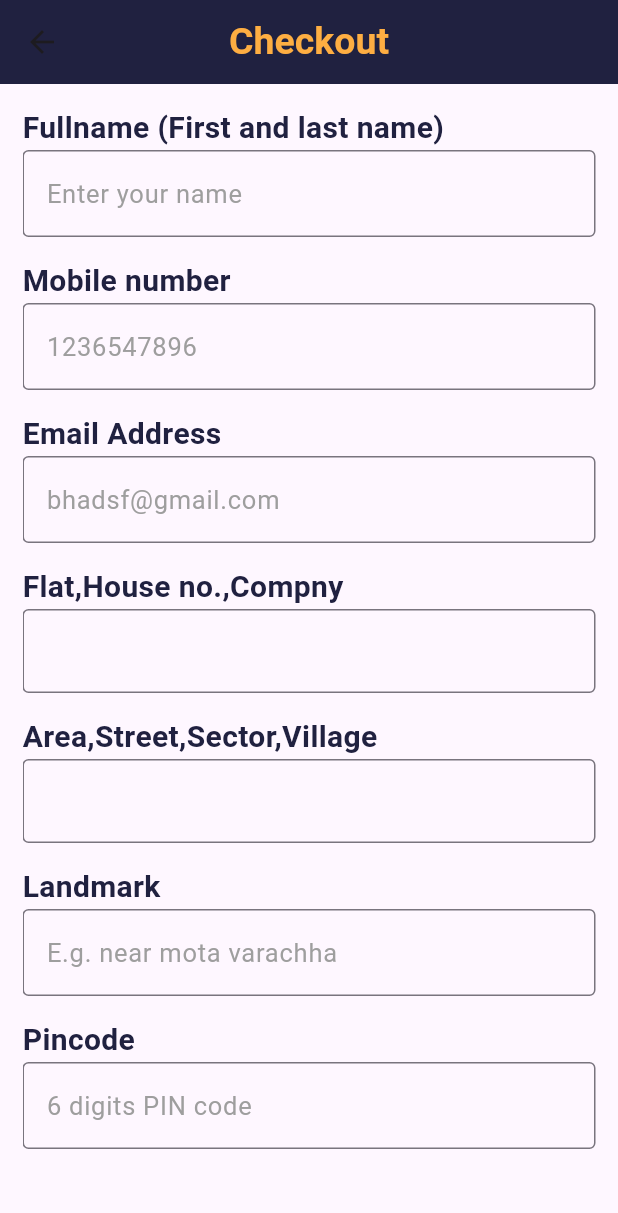
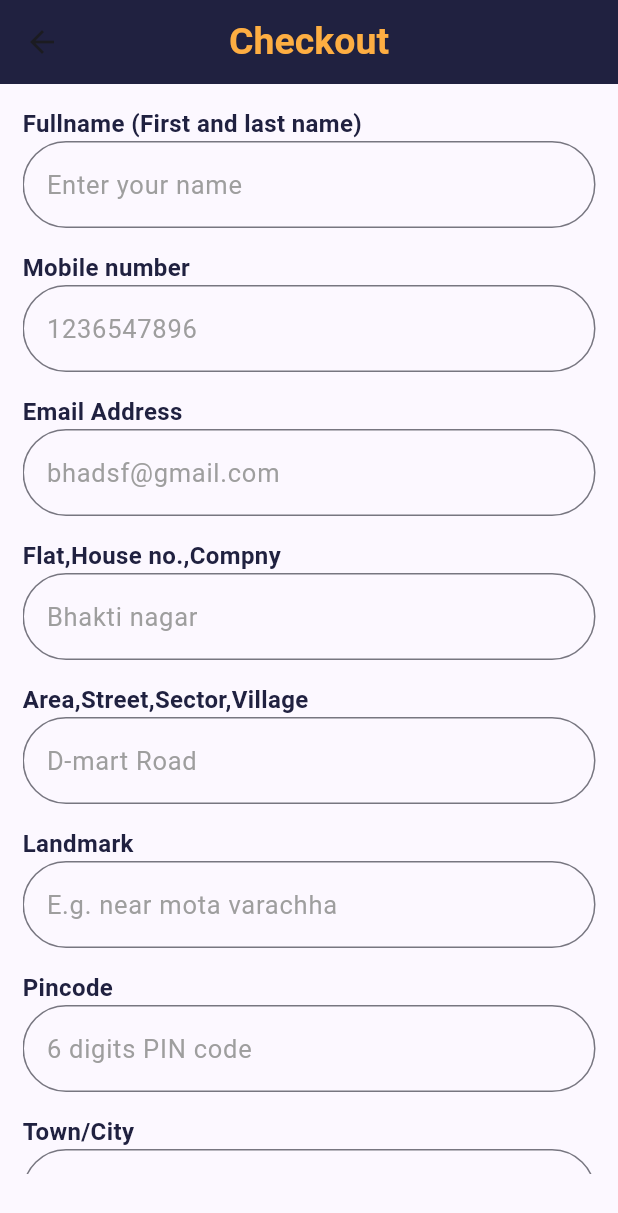
Before and after one commit to Bhavin1313/Bhavin_Invoice_Generator_App, a Flutter app: the Checkout screen opened by its route, on a phone screen of 412 x 824 dp. Shown: the top 1213 px of the screen. Run offline on Flutter 3.47's test engine with Material 2 defaults, Android fonts, the phone set to English and light mode, and no system bars; our stand-ins replace pdf, printing; network calls fail.

Commit message:
Final Commit App Complited

```diff
--- a/lib/Screens/checkout.dart
+++ b/lib/Screens/checkout.dart
@@ -55,7 +55,7 @@ class _CheckoutState extends State<Checkout> {
                     Text(
                       "Fullname (First and last name)",
                       style: TextStyle(
-                        fontSize: 20,
+                        fontSize: 16,
                         color: Global.appColor,
                         fontWeight: FontWeight.w600,
                       ),
@@ -72,7 +72,9 @@ class _CheckoutState extends State<Checkout> {
                         });
                       },
                       decoration: InputDecoration(
-                        border: OutlineInputBorder(),
+                        border: OutlineInputBorder(
+                          borderRadius: BorderRadius.circular(30),
+                        ),
                         hintText: "Enter your name",
                         hintStyle: TextStyle(
                           color: Colors.grey,
@@ -88,7 +90,7 @@ class _CheckoutState extends State<Checkout> {
                     Text(
                       "Mobile number",
                       style: TextStyle(
-                        fontSize: 20,
+                        fontSize: 16,
                         color: Global.appColor,
                         fontWeight: FontWeight.w600,
                       ),
@@ -106,7 +108,9 @@ class _CheckoutState extends State<Checkout> {
                       },
                       keyboardType: TextInputType.number,
                       decoration: InputDecoration(
-                        border: OutlineInputBorder(),
+                        border: OutlineInputBorder(
+                          borderRadius: BorderRadius.circular(30),
+                        ),
                         hintText: "1236547896",
                         hintStyle: TextStyle(
                           color: Colors.grey,
@@ -121,7 +125,7 @@ class _CheckoutState extends State<Checkout> {
                     Text(
                       "Email Address",
                       style: TextStyle(
-                        fontSize: 20,
+                        fontSize: 16,
                         color: Global.appColor,
                         fontWeight: FontWeight.w600,
                       ),
@@ -139,7 +143,9 @@ class _CheckoutState extends State<Checkout> {
                       },
                       keyboardType: TextInputType.emailAddress,
                       decoration: InputDecoration(
-                        border: OutlineInputBorder(),
+                        border: OutlineInputBorder(
+                          borderRadius: BorderRadius.circular(30),
+                        ),
                         hintText: "bhadsf@gmail.com",
                         hintStyle: TextStyle(
                           color: Colors.grey,
@@ -154,7 +160,7 @@ class _CheckoutState extends State<Checkout> {
                     Text(
                       "Flat,House no.,Compny",
                       style: TextStyle(
-                        fontSize: 20,
+                        fontSize: 16,
                         color: Global.appColor,
                         fontWeight: FontWeight.w600,
                       ),
@@ -172,7 +178,15 @@ class _CheckoutState extends State<Checkout> {
                       },
                       keyboardType: TextInputType.streetAddress,
                       decoration: InputDecoration(
-                        border: OutlineInputBorder(),
+                        border: OutlineInputBorder(
+                          borderRadius: BorderRadius.circular(30),
+                        ),
+                        hintText: "Bhakti nagar",
+                        hintStyle: TextStyle(
+                          color: Colors.grey,
+                          fontSize: 17,
+                          fontWeight: FontWeight.normal,
+                        ),
                       ),
                     ),
                     SizedBox(
@@ -181,7 +195,7 @@ class _CheckoutState extends State<Checkout> {
                     Text(
                       "Area,Street,Sector,Village",
                       style: TextStyle(
-                        fontSize: 20,
+                        fontSize: 16,
                         color: Global.appColor,
                         fontWeight: FontWeight.w600,
                       ),
@@ -199,7 +213,15 @@ class _CheckoutState extends State<Checkout> {
                       },
                       keyboardType: TextInputType.streetAddress,
                       decoration: InputDecoration(
-                        border: OutlineInputBorder(),
+                        border: OutlineInputBorder(
+                          borderRadius: BorderRadius.circular(30),
+                        ),
+                        hintText: "D-mart Road",
+                        hintStyle: TextStyle(
+                          color: Colors.grey,
+                          fontSize: 17,
+                          fontWeight: FontWeight.normal,
+                        ),
                       ),
                     ),
                     SizedBox(
@@ -208,7 +230,7 @@ class _CheckoutState extends State<Checkout> {
                     Text(
                       "Landmark",
                       style: TextStyle(
-                        fontSize: 20,
+                        fontSize: 16,
                         color: Global.appColor,
                         fontWeight: FontWeight.w600,
                       ),
@@ -225,7 +247,9 @@ class _CheckoutState extends State<Checkout> {
                         });
                       },
                       decoration: InputDecoration(
-                        border: OutlineInputBorder(),
+                        border: OutlineInputBorder(
+                          borderRadius: BorderRadius.circular(30),
+                        ),
                         hintText: "E.g. near mota varachha",
                         hintStyle: TextStyle(
                           color: Colors.grey,
@@ -240,7 +264,7 @@ class _CheckoutState extends State<Checkout> {
                     Text(
                       "Pincode",
                       style: TextStyle(
-                        fontSize: 20,
+                        fontSize: 16,
                         color: Global.appColor,
                         fontWeight: FontWeight.w600,
                       ),
@@ -258,7 +282,9 @@ class _CheckoutState extends State<Checkout> {
                       },
                       keyboardType: TextInputType.number,
                       decoration: InputDecoration(
-                        border: OutlineInputBorder(),
+                        border: OutlineInputBorder(
+                          borderRadius: BorderRadius.circular(30),
+                        ),
                         hintText: "6 digits PIN code",
                         hintStyle: TextStyle(
                           color: Colors.grey,
@@ -273,7 +299,7 @@ class _CheckoutState extends State<Checkout> {
                     Text(
                       "Town/City",
                       style: TextStyle(
-                        fontSize: 20,
+                        fontSize: 16,
                         color: Global.appColor,
                         fontWeight: FontWeight.w600,
                       ),
@@ -291,7 +317,9 @@ class _CheckoutState extends State<Checkout> {
                       },
                       keyboardType: TextInputType.name,
                       decoration: InputDecoration(
-                        border: OutlineInputBorder(),
+                        border: OutlineInputBorder(
+                          borderRadius: BorderRadius.circular(30),
+                        ),
                         hintText: "Surat",
                         hintStyle: TextStyle(
                           color: Colors.grey,
@@ -306,7 +334,7 @@ class _CheckoutState extends State<Checkout> {
                     Text(
                       "State",
                       style: TextStyle(
-                        fontSize: 20,
+                        fontSize: 16,
                         color: Global.appColor,
                         fontWeight: FontWeight.w600,
                       ),
@@ -324,7 +352,9 @@ class _CheckoutState extends State<Checkout> {
                       },
                       keyboardType: TextInputType.name,
                       decoration: InputDecoration(
-                        border: OutlineInputBorder(),
+                        border: OutlineInputBorder(
+                          borderRadius: BorderRadius.circular(30),
+                        ),
                         hintText: "Goa",
                         hintStyle: TextStyle(
                           color: Colors.grey,
@@ -361,12 +391,13 @@ class _CheckoutState extends State<Checkout> {
                           );
                         }
                       },
+                      child: Center(
                         child: Container(
-                        height: 70,
-                        width: w * .915,
+                          height: 55,
+                          width: w * .700,
                           decoration: BoxDecoration(
                             borderRadius: BorderRadius.all(
-                            Radius.circular(5),
+                              Radius.circular(50),
                             ),
                             color: Global.appColor,
                           ),
@@ -375,8 +406,9 @@ class _CheckoutState extends State<Checkout> {
                             "Done",
                             style: TextStyle(
                               fontWeight: FontWeight.bold,
-                            fontSize: 25,
+                              fontSize: 20,
                               color: Global.textColor,
+                            ),
                           ),
                         ),
                       ),
@@ -388,12 +420,13 @@ class _CheckoutState extends State<Checkout> {
                       onTap: () {
                         Navigator.pushNamed(context, 'pdf');
                       },
+                      child: Center(
                         child: Container(
-                        height: 70,
-                        width: w * .915,
+                          height: 55,
+                          width: w * .750,
                           decoration: BoxDecoration(
                             borderRadius: BorderRadius.all(
-                            Radius.circular(5),
+                              Radius.circular(50),
                             ),
                             color: Global.appColor,
                           ),
@@ -402,8 +435,9 @@ class _CheckoutState extends State<Checkout> {
                             "Create Bill",
                             style: TextStyle(
                               fontWeight: FontWeight.bold,
-                            fontSize: 25,
+                              fontSize: 20,
                               color: Global.textColor,
+                            ),
                           ),
                         ),
                       ),
--- a/lib/Screens/home_page.dart
+++ b/lib/Screens/home_page.dart
@@ -28,7 +28,7 @@ class _HomePageState extends State<HomePage> {
         appBar: AppBar(
           backgroundColor: Global.appColor,
           title: Text(
-            "Welcome",
+            "Amazon",
             style: TextStyle(
               color: Global.textColor,
               fontSize: 25,
--- a/lib/main.dart
+++ b/lib/main.dart
@@ -1,6 +1,6 @@
-import 'package:flutter/cupertino.dart';
 import 'package:flutter/material.dart';
 import 'package:invoice_generator/Screens/pdf.dart';
+import 'package:invoice_generator/utils/globals.dart';
 
 import 'Screens/cart_page.dart';
 import 'Screens/checkout.dart';
@@ -12,7 +12,7 @@ void main() {
   runApp(
     MaterialApp(
       debugShowCheckedModeBanner: false,
-      theme: ThemeData(useMaterial3: true),
+      theme: ThemeData(useMaterial3: true, colorSchemeSeed: Global.appColor),
       routes: {
         '/': (context) => const Splece(),
         'home': (context) => const HomePage(),
```
Also changed, not shown: lib/Screens/detail_page.dart (+1 -7 lines), lib/Screens/pdf.dart (+60 -20 lines), Screenshot_20230803_162720.png (added), Screenshot_20230803_162852.png (added), Screenshot_20230803_162858.png (added), Screenshot_20230803_162912.png (added), Screenshot_20230803_162922.png (added), Screenshot_20230803_162932.png (added), Screenshot_20230803_162940.png (added), Screenshot_20230803_163001.png (added), Screenshot_20230803_163017.png (added), Screenshot_20230803_163027.png (added), Screenshot_20230803_163038.png (added), Screenshot_20230803_163048.png (added), 1 more files. Lines whose indentation alone changed are shown as unchanged.
